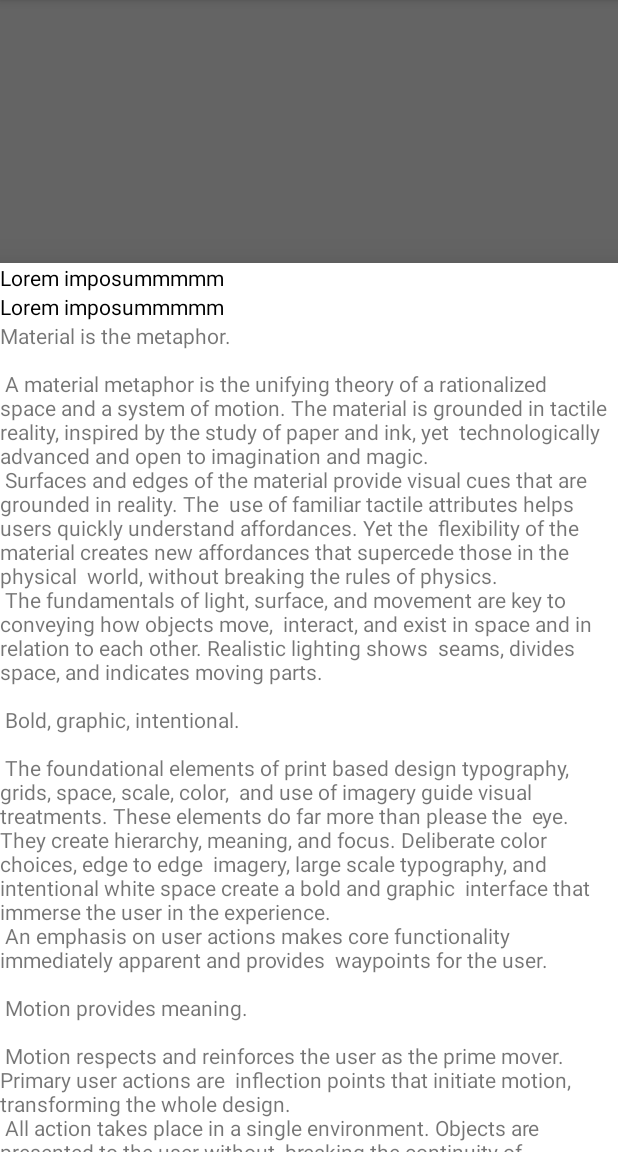
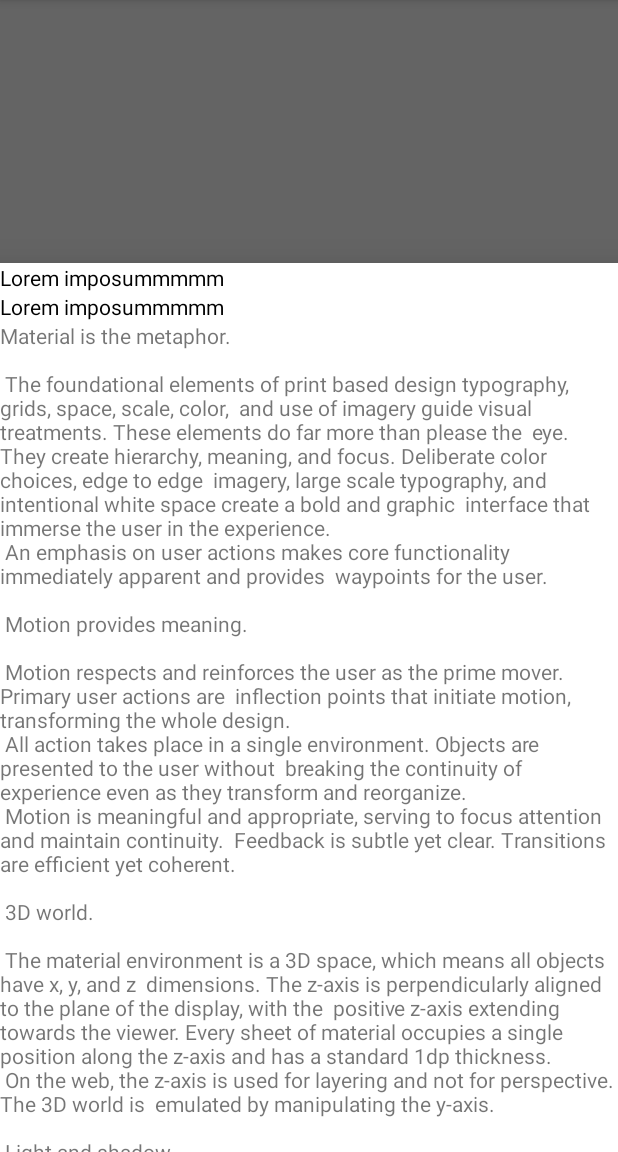
Before and after one commit to Munia1213/WeatherApplicationUsing3rdPartLibrary, an Android app: the screen it shows after launch (MainActivity), after a tap on "CLICK ME!", on a phone screen of 412 x 824 dp, the part 84-1236 px from its top. Run offline under Robolectric (Android 15) with nearby library versions, the phone set to English and light mode, and no system bars.

Commit message:
updated app structure

```diff
--- a/app/src/main/java/com/example/shovon/weatherapplication/CustomBottomSheetDialogFragment.java
+++ b/app/src/main/java/com/example/shovon/weatherapplication/CustomBottomSheetDialogFragment.java
@@ -13,7 +13,7 @@ import android.view.View;
 import android.widget.TextView;
 
 /**
- * Created by Nikola D. on 2/25/2016.
+ * Created by SHOVON on 8/1/2018.
  */
 public class CustomBottomSheetDialogFragment extends BottomSheetDialogFragment {
 
--- a/app/src/main/res/values/strings.xml
+++ b/app/src/main/res/values/strings.xml
@@ -2,19 +2,6 @@
     <string name="app_name">Weather Application</string>
     <string name="large_text">
         "Material is the metaphor.\n\n"
-
-        "A material metaphor is the unifying theory of a rationalized space and a system of motion."
-        "The material is grounded in tactile reality, inspired by the study of paper and ink, yet "
-        "technologically advanced and open to imagination and magic.\n"
-        "Surfaces and edges of the material provide visual cues that are grounded in reality. The "
-        "use of familiar tactile attributes helps users quickly understand affordances. Yet the "
-        "flexibility of the material creates new affordances that supercede those in the physical "
-        "world, without breaking the rules of physics.\n"
-        "The fundamentals of light, surface, and movement are key to conveying how objects move, "
-        "interact, and exist in space and in relation to each other. Realistic lighting shows "
-        "seams, divides space, and indicates moving parts.\n\n"
-
-        "Bold, graphic, intentional.\n\n"
 
         "The foundational elements of print based design typography, grids, space, scale, color, "
         "and use of imagery guide visual treatments. These elements do far more than please the "
@@ -65,29 +52,6 @@
         "of the environment (e.g., TV has a greater depth than mobile or desktop).\n\n"
 
         "Responsive elevation and dynamic elevation offsets.\n\n"
-
-        "Some component types have responsive elevation, meaning they change elevation in response "
-        "to user input (e.g., normal, focused, and pressed) or system events. These elevation "
-        "changes are consistently implemented using dynamic elevation offsets.\n"
-        "Dynamic elevation offsets are the goal elevation that a component moves towards, relative "
-        "to the component’s resting state. They ensure that elevation changes are consistent "
-        "across actions and component types. For example, all components that lift on press have "
-        "the same elevation change relative to their resting elevation.\n"
-        "Once the input event is completed or cancelled, the component will return to its resting "
-        "elevation.\n\n"
-
-        "Avoiding elevation interference.\n\n"
-
-        "Components with responsive elevations may encounter other components as they move between "
-        "their resting elevations and dynamic elevation offsets. Because material cannot pass "
-        "through other material, components avoid interfering with one another any number of ways, "
-        "whether on a per component basis or using the entire app layout.\n"
-        "On a component level, components can move or be removed before they cause interference. "
-        "For example, a floating action button (FAB) can disappear or move off screen before a "
-        "user picks up a card, or it can move if a snackbar appears.\n"
-        "On the layout level, design your app layout to minimize opportunities for interference. "
-        "For example, position the FAB to one side of stream of a cards so the FAB won’t interfere "
-        "when a user tries to pick up one of cards.\n\n"
     </string>
     <string name="action_settings">Settings</string>
     <string name="dummy">Lorem imposummmmm</string>
```
